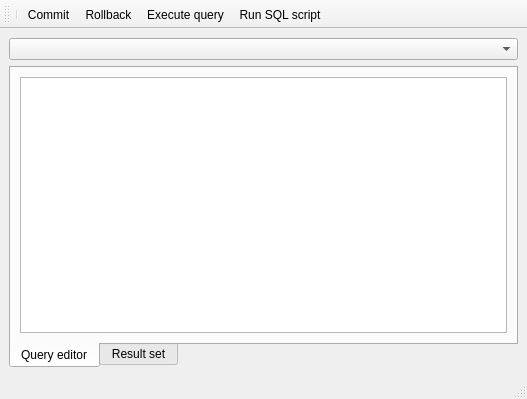
First picture: the form in queryeditorwindow.ui, repository CuriousCrow/polymorph-sql, before the edit.
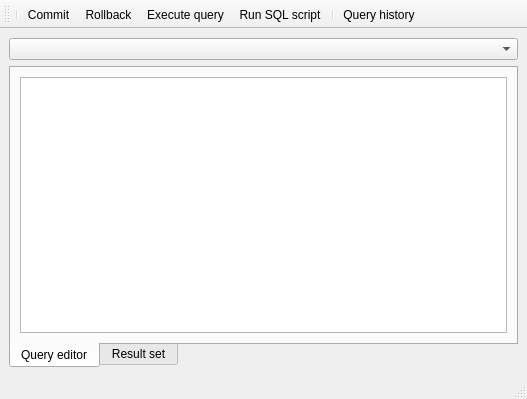
Second picture: the form after the edit. Icons and pictures are not drawn. Custom widgets are drawn as their Qt base class.

Commit message: (#57) Query history (test implementation)

Patch:
```diff
--- a/queryeditorwindow.ui
+++ b/queryeditorwindow.ui
@@ -70,6 +70,8 @@
    <addaction name="aRollback"/>
    <addaction name="aExecuteQuery"/>
    <addaction name="aExecScript"/>
+   <addaction name="separator"/>
+   <addaction name="aQueryHistory"/>
   </widget>
   <action name="aCommit">
    <property name="icon">
@@ -122,6 +124,15 @@
     <string>Run SQL script</string>
    </property>
   </action>
+  <action name="aQueryHistory">
+   <property name="icon">
+    <iconset resource="icons.qrc">
+     <normaloff>:/icons/history.png</normaloff>:/icons/history.png</iconset>
+   </property>
+   <property name="text">
+    <string>Query history</string>
+   </property>
+  </action>
  </widget>
  <customwidgets>
   <customwidget>
```
The commit also changes 15 other files.
